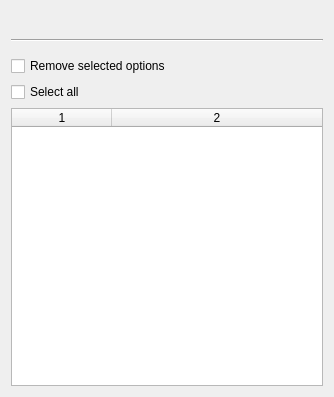
First picture: the form in ui/options_maintenance.ui, repository metabrainz/picard, before the edit.
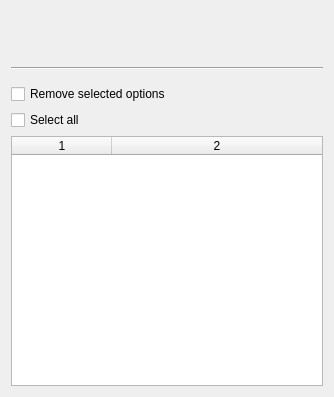
Second picture: the form after the edit.

Commit message: Move OPTIONS_NOT_IN_PAGES to module constant. Add widget for counts.

```diff
--- a/ui/options_maintenance.ui
+++ b/ui/options_maintenance.ui
@@ -27,6 +27,35 @@
      </property>
     </widget>
    </item>
+   <item>
+    <spacer name="verticalSpacer_3">
+     <property name="orientation">
+      <enum>Qt::Vertical</enum>
+     </property>
+     <property name="sizeType">
+      <enum>QSizePolicy::Fixed</enum>
+     </property>
+     <property name="sizeHint" stdset="0">
+      <size>
+       <width>20</width>
+       <height>8</height>
+      </size>
+     </property>
+    </spacer>
+   </item>
+   <item>
+    <widget class="QLabel" name="option_counts">
+     <property name="sizePolicy">
+      <sizepolicy hsizetype="Preferred" vsizetype="Preferred">
+       <horstretch>0</horstretch>
+       <verstretch>0</verstretch>
+      </sizepolicy>
+     </property>
+     <property name="text">
+      <string/>
+     </property>
+    </widget>
+   </item>
    <item>
     <spacer name="verticalSpacer">
      <property name="orientation">
```
The commit also changes 2 other files.
